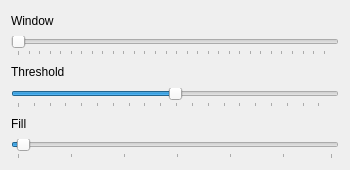
This is views/threshold.ui in tmramalho/bigCellBrotherGUI as Qt 5 draws it before an edit. The edited form follows.
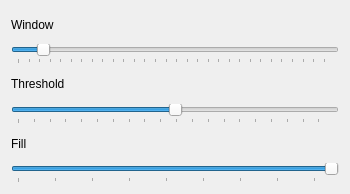
This is the edited form.

Diff of the .ui file:
```diff
--- a/views/threshold.ui
+++ b/views/threshold.ui
@@ -7,7 +7,7 @@
     <x>0</x>
     <y>0</y>
     <width>350</width>
-    <height>170</height>
+    <height>194</height>
    </rect>
   </property>
   <property name="sizePolicy">
@@ -40,6 +40,9 @@
        <property name="singleStep">
         <number>2</number>
        </property>
+       <property name="value">
+        <number>27</number>
+       </property>
        <property name="orientation">
         <enum>Qt::Horizontal</enum>
        </property>
@@ -81,10 +84,13 @@
         <number>1</number>
        </property>
        <property name="maximum">
-        <number>60</number>
+        <number>255</number>
+       </property>
+       <property name="pageStep">
+        <number>30</number>
        </property>
        <property name="value">
-        <number>2</number>
+        <number>255</number>
        </property>
        <property name="orientation">
         <enum>Qt::Horizontal</enum>
```
